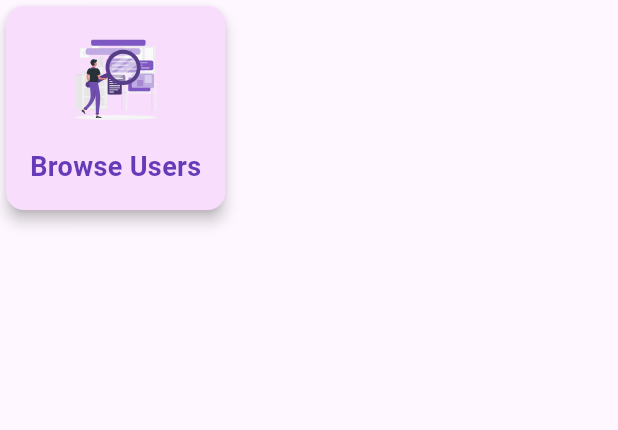
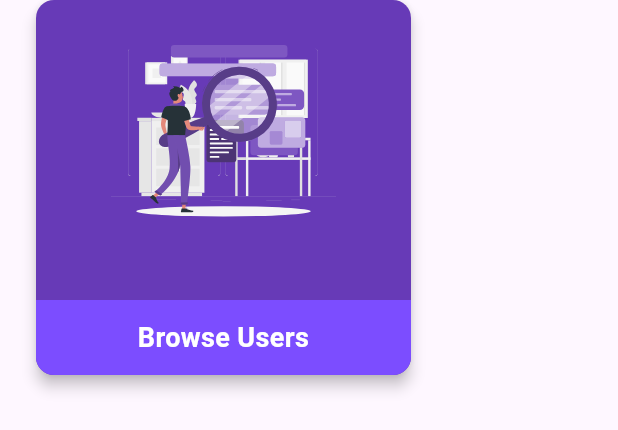
Before and after one commit to aymenG/Management-System, a Flutter app: the CustomCard widget shown alone on an empty page, opened directly, on a phone screen of 412 x 824 dp. Shown: the top 430 px of the screen. Run offline on Flutter 3.47's test engine with Material 3 defaults, Android fonts, the phone set to English and light mode, and no system bars; our stand-ins replace flutter_svg, sqflite_common_ffi; accounts and stored records are empty.

Commit message:
adjust the custom card design

```diff
--- a/lib/main.dart
+++ b/lib/main.dart
@@ -25,10 +25,10 @@ class MainApp extends StatelessWidget {
   @override
   Widget build(BuildContext context) {
     return MaterialApp(
-      title: 'Clinic Management System',
+      title: 'Management System',
       debugShowCheckedModeBanner: false,
       theme: ThemeData(
-        primarySwatch: Colors.blue,
+        primarySwatch: Colors.deepPurple,
         textTheme: const TextTheme(
           bodyMedium: TextStyle(fontSize: 16, color: Colors.black),
           bodyLarge: TextStyle(fontSize: 18, color: Colors.black),
--- a/lib/views/LoginForm.dart
+++ b/lib/views/LoginForm.dart
@@ -38,6 +38,7 @@ class _LoginFormWidgetState extends State<LoginFormWidget> {
       ScaffoldMessenger.of(
         context,
       ).showSnackBar(const SnackBar(content: Text('User not found.')));
+
       return;
     }
 
--- a/lib/views/custom_card.dart
+++ b/lib/views/custom_card.dart
@@ -17,29 +17,46 @@ class CustomCard extends StatelessWidget {
   Widget build(BuildContext context) {
     return GestureDetector(
       onTap: onTap,
+      child: Container(
+        width: 250,
+        height: 250,
+        margin: const EdgeInsets.only(left: 24),
         child: Card(
-        color: const Color.fromARGB(255, 248, 221, 253),
-        shape: RoundedRectangleBorder(borderRadius: BorderRadius.circular(12)),
+          margin: const EdgeInsets.all(0),
+          color: Colors.deepPurple,
+          shape: RoundedRectangleBorder(
+            borderRadius: BorderRadius.circular(12),
+          ),
           elevation: 4,
-        child: Padding(
-          padding: const EdgeInsets.all(16.0),
+          child: ClipRRect(
+            borderRadius: BorderRadius.circular(12), // Match Card radius
             child: Column(
+              //  mainAxisAlignment: MainAxisAlignment.spaceEvenly,
               mainAxisSize: MainAxisSize.min,
               children: [
-              SvgPicture.asset(svgPath, height: 70),
-              const SizedBox(height: 8),
-              Text(
+                const SizedBox(height: 16), // Space before SVG
+                SvgPicture.asset(svgPath, height: 150),
+
+                const Spacer(flex: 1),
+                Container(
+                  width: double.infinity,
+                  color: Colors.deepPurpleAccent,
+                  padding: const EdgeInsets.all(12),
+                  child: Text(
                     label,
+                    textAlign: TextAlign.center,
                     style: const TextStyle(
                       fontSize: 18,
-                  color: Colors.deepPurple,
-                  fontWeight: FontWeight.bold,
+                      color: Colors.white,
+                      fontWeight: FontWeight.w600,
+                    ),
                   ),
                 ),
               ],
             ),
           ),
         ),
+      ),
     );
   }
 }
```
Also changed, not shown: lib/controllers/database_helper.dart (+30 -28 lines), lib/views/dashboard.dart (+4 -4 lines). Lines whose indentation alone changed are shown as unchanged.
